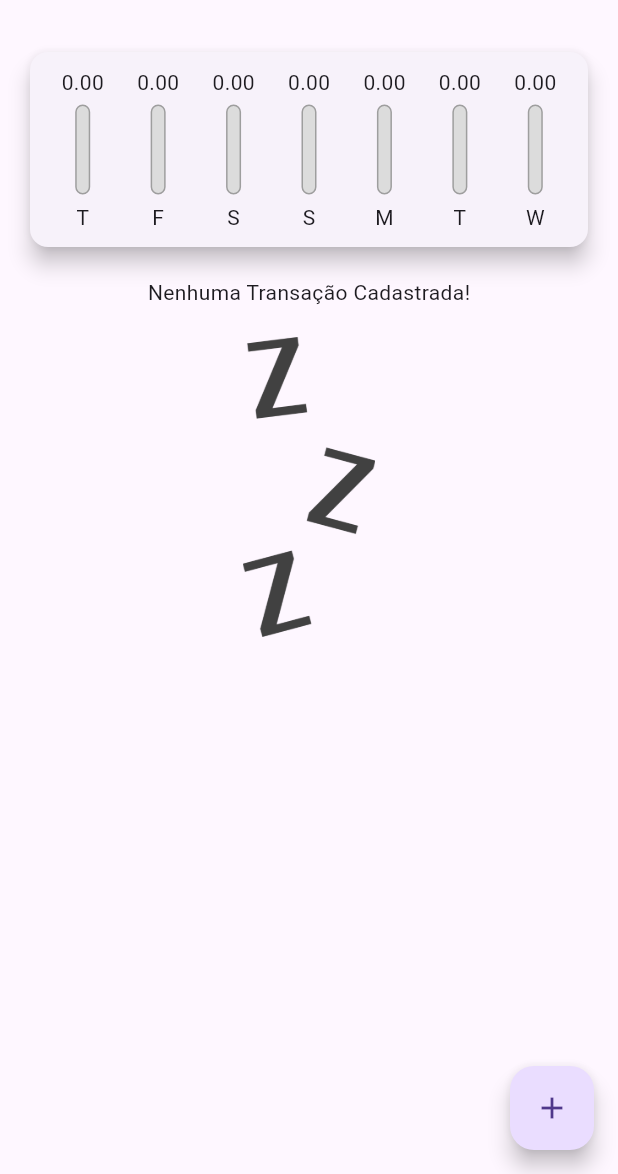
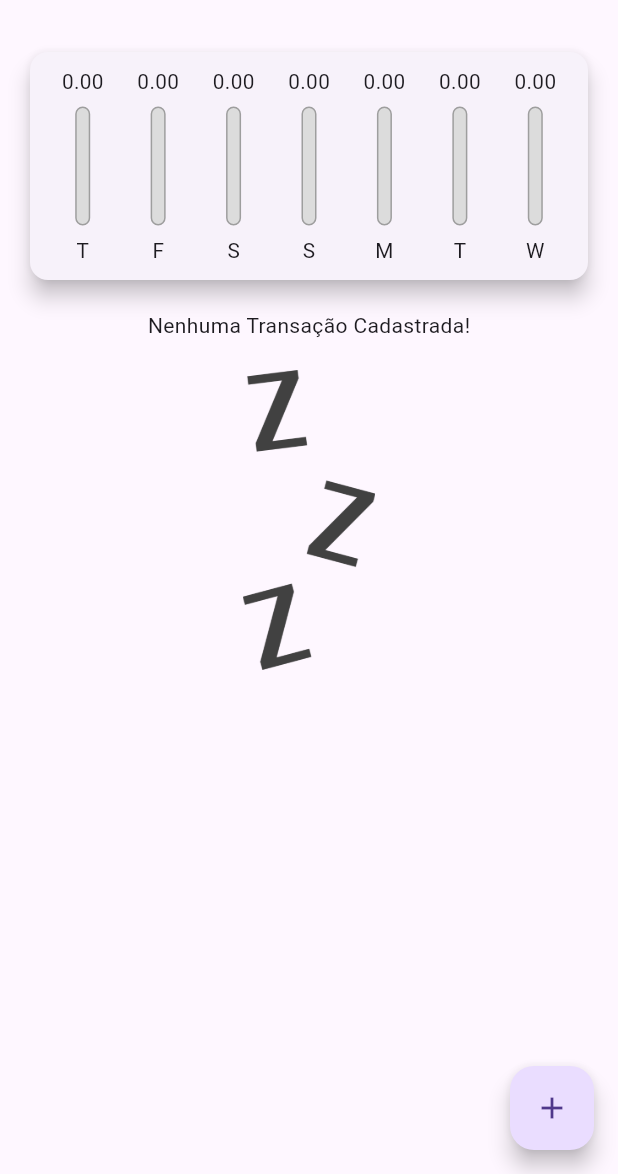
Before and after one commit to maxcielOliv/expenses_app, a Flutter app: the screen it shows after launch, on a phone screen of 412 x 824 dp, the part 62-1236 px from its top. Run offline on Flutter 3.47's test engine with Material 3 defaults, Android fonts, the phone set to English and light mode, and no system bars.

Commit message:
screen responsiveness

```diff
--- a/lib/app/components/chart_bar.dart
+++ b/lib/app/components/chart_bar.dart
@@ -14,19 +14,21 @@
 
   @override
   Widget build(BuildContext context) {
+    return LayoutBuilder(
+      builder: (ctx, constraints) {
         return Column(
           children: [
             SizedBox(
-          height: 20,
+              height: constraints.maxHeight * 0.15,
               child: FittedBox(
                 child: Text(value.toStringAsFixed(2)),
               ),
             ),
-        const SizedBox(
-          height: 5,
+            SizedBox(
+              height: constraints.maxHeight * 0.05,
             ),
             SizedBox(
-          height: 60,
+              height: constraints.maxHeight * 0.6,
               width: 10,
               child: Stack(
                 alignment: Alignment.bottomCenter,
@@ -53,11 +55,18 @@
                 ],
               ),
             ),
-        const SizedBox(
-          height: 5,
+            SizedBox(
+              height: constraints.maxHeight * 0.05,
             ),
-        Text(label)
+            SizedBox(
+              height: constraints.maxHeight * 0.15,
+              child: FittedBox(
+                child: Text(label),
+              ),
+            )
           ],
+        );
+      },
     );
   }
 }
--- a/lib/app/components/transaction_list.dart
+++ b/lib/app/components/transaction_list.dart
@@ -12,9 +12,7 @@
 
   @override
   Widget build(BuildContext context) {
-    return SizedBox(
-      height: 300,
-      child: transactions.isEmpty
+    return transactions.isEmpty
         ? Column(
             children: [
               const Text('Nenhuma Transação Cadastrada!'),
@@ -34,8 +32,7 @@
               final tr = transactions[index];
               return Card(
                 elevation: 5,
-                  margin:
-                      const EdgeInsets.symmetric(vertical: 8, horizontal: 5),
+                margin: const EdgeInsets.symmetric(vertical: 8, horizontal: 5),
                 child: ListTile(
                   leading: CircleAvatar(
                     backgroundColor: Theme.of(context).primaryColor,
@@ -64,7 +61,6 @@
                 ),
               );
             },
-            ),
           );
   }
 }
--- a/lib/app/views/home_page.dart
+++ b/lib/app/views/home_page.dart
@@ -63,8 +63,7 @@
 
   @override
   Widget build(BuildContext context) {
-    return Scaffold(
-      appBar: AppBar(
+    final appBar = AppBar(
       title: const Text(
         'Despesas Pessoais',
       ),
@@ -74,14 +73,26 @@
           icon: const Icon(Icons.add),
         ),
       ],
-      ),
+    );
+
+    final availableHeight = MediaQuery.of(context).size.height -
+        appBar.preferredSize.height -
+        MediaQuery.of(context).padding.top;
+
+    return Scaffold(
+      appBar: appBar,
       body: SingleChildScrollView(
         child: Column(
           children: [
-            Chart(recentTransaction: _recentTransactions),
-            TransactionList(
+            SizedBox(
+                height: availableHeight * 0.25,
+                child: Chart(recentTransaction: _recentTransactions)),
+            SizedBox(
+              height: availableHeight * 0.75,
+              child: TransactionList(
                 transactions: _transactions,
                 onRemove: _removeTransaction,
+              ),
             ),
           ],
         ),
```
Also changed, not shown: pubspec.lock, 1 other file. Lines whose indentation alone changed are shown as unchanged.
